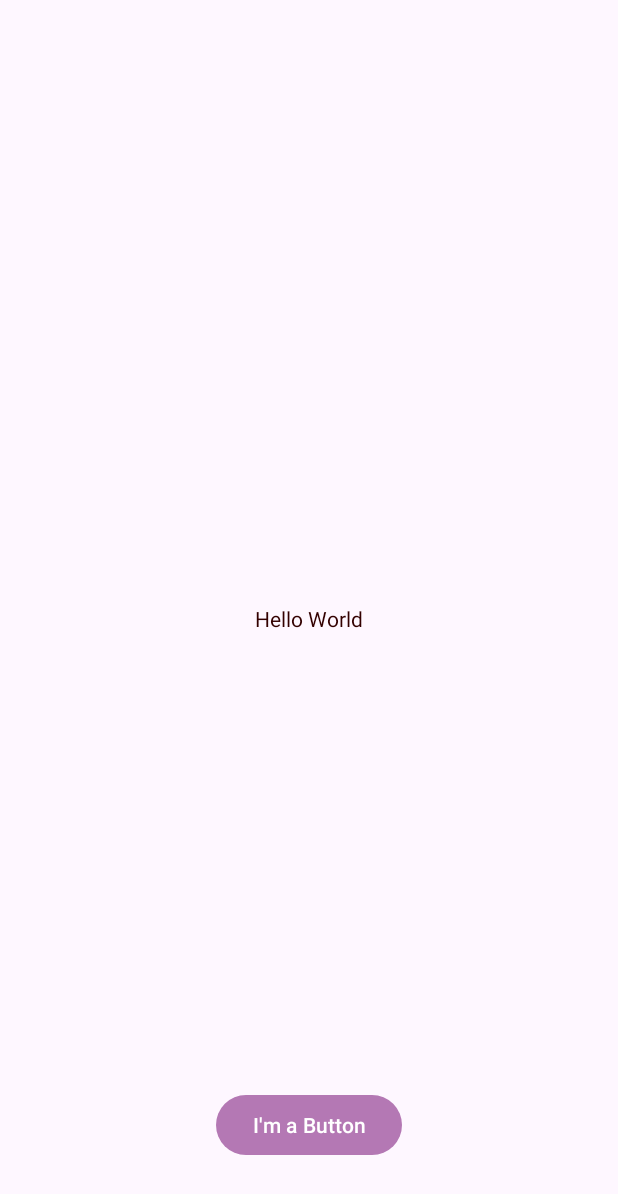
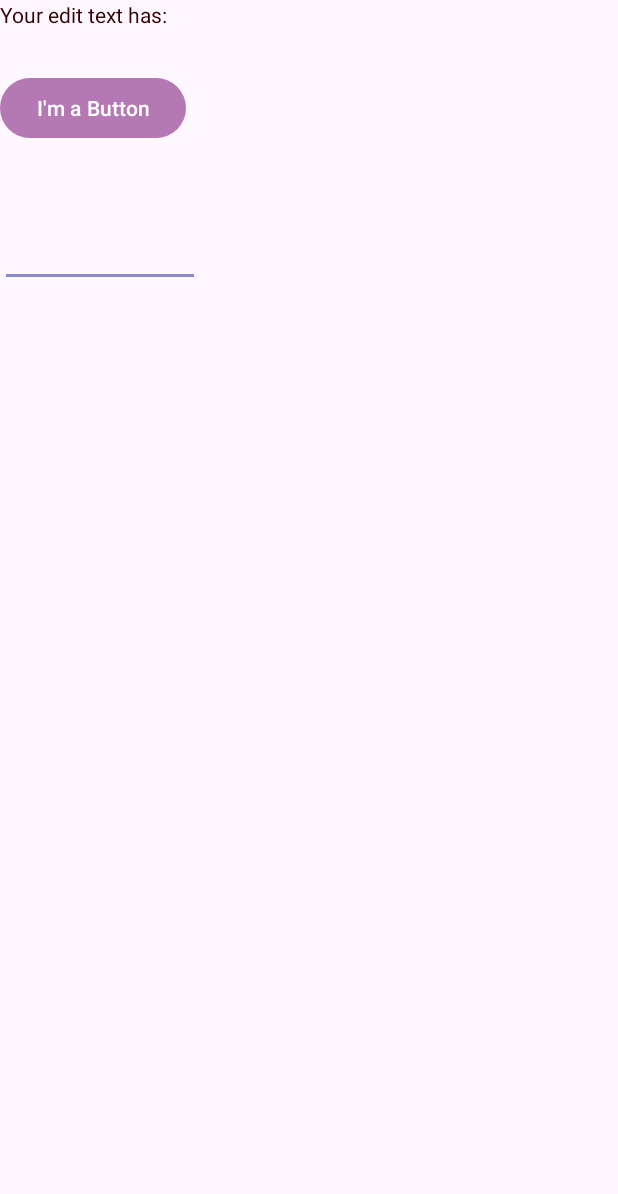
Before and after one commit to HannahKHazelwood/Hannahs_Android_Labs, an Android app: the screen it shows after launch (MainActivity), on a phone screen of 412 x 824 dp. Shown: the top 1194 px of the screen. Run offline under Robolectric (Android 15) with nearby library versions, the phone set to English and light mode, and no system bars.

Commit message:
Week 2 part 1

```diff
--- a/app/src/main/java/algonquin/cst2335/blan0216/MainActivity.java
+++ b/app/src/main/java/algonquin/cst2335/blan0216/MainActivity.java
@@ -2,12 +2,36 @@ package algonquin.cst2335.blan0216;
 
 import androidx.appcompat.app.AppCompatActivity;
 import android.os.Bundle;
+import android.view.View;
+import android.widget.EditText;
+import android.widget.TextView;
+import android.widget.Button;
 
 public class MainActivity extends AppCompatActivity {
+
+    TextView myText;
+    Button myButton;
+    EditText myEdit;
+    String editString;
 
     @Override
     protected void onCreate(Bundle savedInstanceState) {
         super.onCreate(savedInstanceState);
         setContentView(R.layout.activity_main);
+        this.myButton = findViewById(R.id.button);
+        this.myText = findViewById(R.id.textview);
+        this.myEdit = findViewById(R.id.edittext);
+        this.editString = "";
+
+        myText.setText(String.format("Your edit text has: %s", editString));
+
+        myButton.setOnClickListener(new View.OnClickListener() {
+            @Override
+            public void onClick(View view) {
+                editString = myEdit.getText().toString();
+                myText.setText(String.format("Your edit text has: %s", editString));
+            }
+        });
     }
+
 }
--- a/app/src/main/res/layout/activity_main.xml
+++ b/app/src/main/res/layout/activity_main.xml
@@ -1,27 +1,29 @@
 <?xml version="1.0" encoding="utf-8"?>
-<androidx.constraintlayout.widget.ConstraintLayout xmlns:android="http://schemas.android.com/apk/res/android"
-    xmlns:app="http://schemas.android.com/apk/res-auto"
+<LinearLayout xmlns:android="http://schemas.android.com/apk/res/android"
     xmlns:tools="http://schemas.android.com/tools"
     android:layout_width="match_parent"
     android:layout_height="match_parent"
+    android:orientation="vertical"
     tools:context=".MainActivity">
 
     <TextView
-        android:layout_width="wrap_content"
-        android:layout_height="wrap_content"
-        android:text="@string/hello_message"
-        app:layout_constraintBottom_toBottomOf="parent"
-        app:layout_constraintEnd_toEndOf="parent"
-        app:layout_constraintStart_toStartOf="parent"
-        app:layout_constraintTop_toTopOf="parent" />
+        android:id="@+id/textview"
+        android:layout_width="123dp"
+        android:layout_height="48dp"
+        android:text="@string/hello_message"></TextView>
 
     <Button
+        android:id="@+id/button"
         android:layout_width="wrap_content"
         android:layout_height="wrap_content"
         android:layout_marginBottom="50dp"
-        android:text="@string/button_message"
-        app:layout_constraintBottom_toBottomOf="parent"
-        app:layout_constraintEnd_toEndOf="parent"
-        app:layout_constraintHorizontal_bias="0.5"
-        app:layout_constraintStart_toStartOf="parent"></Button>
-</androidx.constraintlayout.widget.ConstraintLayout>
+        android:text="@string/button_message"></Button>
+
+    <EditText
+        android:id="@+id/edittext"
+        android:layout_width="133dp"
+        android:layout_height="wrap_content">
+
+    </EditText>
+
+</LinearLayout>
```
